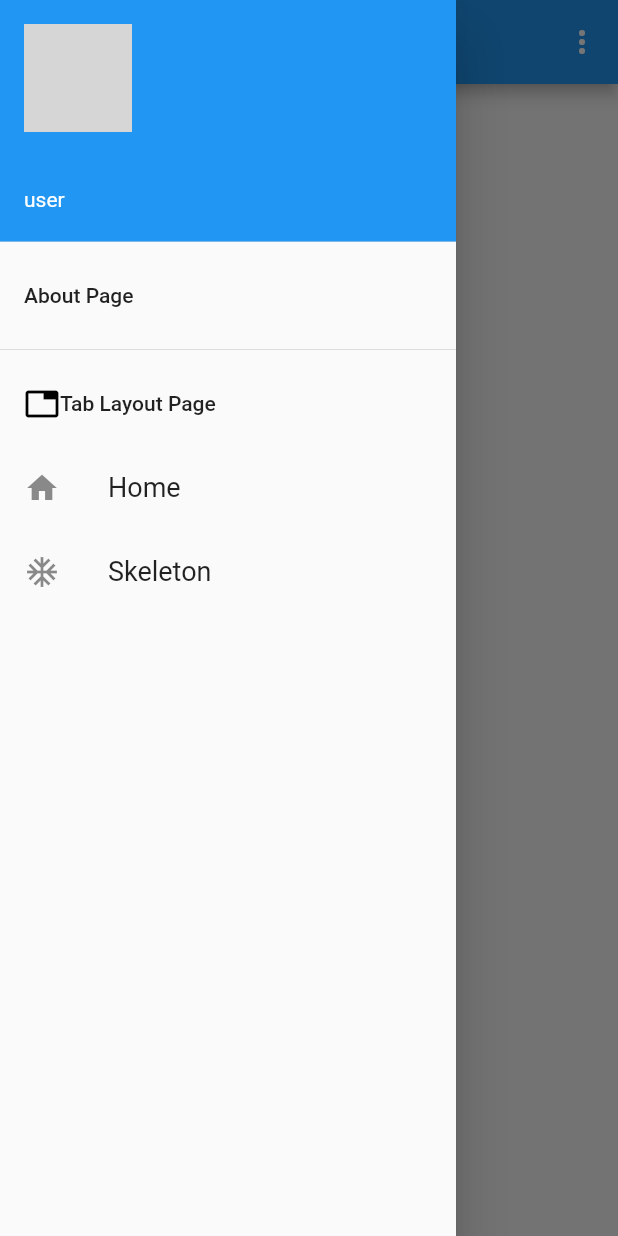
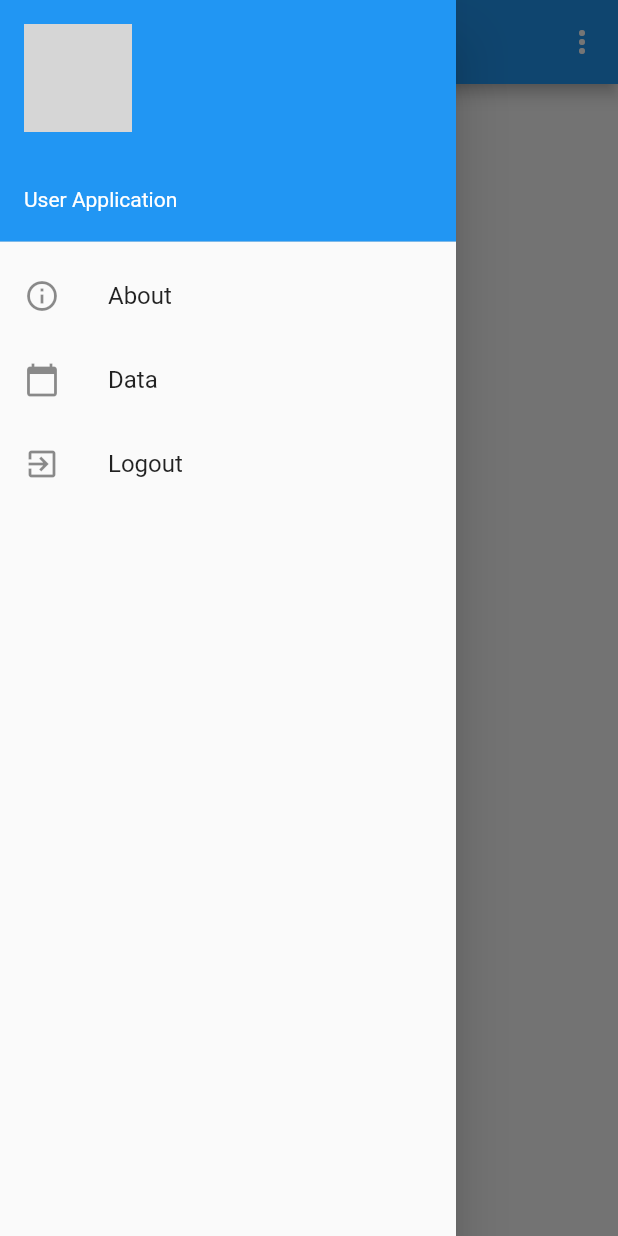
Before and after one commit to ichsanmust/flutter_template_project, a Flutter app: the HomePage screen opened directly, with the side drawer open, on a phone screen of 412 x 824 dp. Run offline on Flutter 3.47's test engine with Material 2 defaults, Android fonts, the phone set to English and light mode, and no system bars; our stand-ins replace device_info, fluttertoast, modal_progress_hud, shared_preferences, shimmer; accounts and stored records are empty; network calls fail; grey boxes are pictures that could not be loaded.

Commit message:
perbaiki struktur file

```diff
--- a/lib/components/helper.dart
+++ b/lib/components/helper.dart
@@ -133,14 +133,20 @@ class Helper {
   }
 
   // flashMessage
-  flashMessage(message) {
+  flashMessage(message, {type = ''}) {
+    var typeMessage ;
+    if(type == ''){
+      typeMessage = Style.Default.btnInfo();
+    }else{
+      typeMessage = type;
+    }
     if (message != '') {
       Fluttertoast.showToast(
           msg: message,
           toastLength: Toast.LENGTH_LONG,
           gravity: ToastGravity.BOTTOM,
 //          timeInSecForIos: 1,
-          backgroundColor: Style.Default.btnInfo(),
+          backgroundColor: typeMessage,
 //          textColor: Colors.white,
           fontSize: 12.0);
     }
--- a/lib/left_menu.dart
+++ /dev/null
@@ -1,108 +0,0 @@
-import 'package:flutter/material.dart';
-import 'dart:async';
-//import 'dart:convert';
-
-
-import 'package:flutter_template_project/components/helper.dart';
-import 'package:flutter_template_project/skeleton.dart';
-
-class LeftMenu extends StatefulWidget {
-  @override
-  _LeftMenuState createState() => _LeftMenuState();
-}
-
-class _LeftMenuState extends State<LeftMenu> {
-  final Helper helper = new Helper();
-  Future<Map> get sessionDataSource => helper.getSession();
-  var session = {};
-  var userid = '';
-
-  void getSession() async {
-    session = await sessionDataSource;
-    print(session);
-    //print(session['token']);
-    setState(() {
-      userid = session['userid'];
-    });
-  }
-
-  // inisiate
-  @override
-  void initState() {
-    super.initState();
-    getSession();
-  }
-
-  @override
-  Widget build(BuildContext context) {
-    return ListView(
-      children: <Widget>[
-        new UserAccountsDrawerHeader(
-          accountName: new Text(userid),
-          accountEmail: new Text('user'),
-          currentAccountPicture: new CircleAvatar(
-            backgroundImage: new NetworkImage(
-                'https://yt3.ggpht.com/-lT_W_kI0_FI/AAAAAAAAAAI/AAAAAAAABFY/-6jXTYtQ-rQ/s88-mo-c-c0xffffffff-rj-k-no/photo.jpg'),
-          ),
-        ),
-        new ListTile(
-          title: new Text('About Page'),
-          //contentPadding: EdgeInsets.fromLTRB(10, 0, 10, 0),
-//          onTap: () {
-//            Navigator.of(context).pop();
-//            Navigator.push(
-//                context,
-//                new MaterialPageRoute(
-//                    builder: (BuildContext context) => new AboutPage()));
-//          },
-        ),
-        new Divider(),
-        new ListTile(
-          //contentPadding: EdgeInsets.all(20.0),
-          title: Row(
-            //mainAxisAlignment: MainAxisAlignment.center,
-            children: <Widget>[
-              new IconTheme(
-                data: new IconThemeData(color: Colors.black),
-                child: new Icon(Icons.tab),
-              ),
-              new Text('Tab Layout Page'),
-            ],
-          ),
-          //subtitle: Text('f'),
-          //contentPadding: EdgeInsets.fromLTRB(10, 0, 10, 0),
-//          onTap: () {
-//            Navigator.of(context).pop();
-//            Navigator.push(
-//                context,
-//                new MaterialPageRoute(
-//                    builder: (BuildContext context) => new TabLayoutDemo()));
-//          },
-        ),
-        new ListTile(
-          leading: new Icon(Icons.home),
-          title: new Text(
-            'Home',
-            style: new TextStyle(fontSize: 18.0, fontWeight: FontWeight.w400),
-          ),
-          //selected: i == _selectedIndex,
-          //onTap: () => _onSelectItem(i),
-        ),
-        new ListTile(
-          leading: new Icon(Icons.ac_unit),
-          title: new Text(
-            'Skeleton',
-            style: new TextStyle(fontSize: 18.0, fontWeight: FontWeight.w400),
-          ),
-          onTap: () {
-            Navigator.of(context).pop();
-            Navigator.push(
-                context,
-                new MaterialPageRoute(
-                    builder: (BuildContext context) => new Skeleton()));
-          },
-        )
-      ],
-    );
-  }
-}
--- a/lib/models/logout_model.dart
+++ b/lib/models/logout_model.dart
@@ -22,7 +22,7 @@ class LogoutModel {
 //    return messages;
 //  }
 
-  static Future logout(authKey) async {
+  static Future apiLogout(authKey) async {
     var applicationToken = Helper.getApplicationToken();
     var url = Helper.baseUrlApi() + "?r=api/default/logout";
     var response = await http.post(url, headers: {
@@ -44,4 +44,12 @@ class LogoutModel {
       };
     }
   }
+
+  static Future logout(authKey) async {
+    var data = await apiLogout(authKey)
+        .timeout(Duration(seconds: 30), onTimeout: () {
+      print('30 seconds timed out');
+    }).catchError(print);
+    return data;
+  }
 }
--- /dev/null
+++ b/lib/views/left_menu.dart
@@ -0,0 +1,197 @@
+import 'package:flutter/material.dart';
+import 'package:modal_progress_hud/modal_progress_hud.dart';
+import 'dart:async';
+
+// component
+import 'package:flutter_template_project/components/helper.dart';
+// style
+import 'package:flutter_template_project/css/style.dart' as Style;
+//views
+import 'package:flutter_template_project/views/login_page.dart';
+import 'package:flutter_template_project/views/about_page.dart';
+import 'package:flutter_template_project/views/skeleton.dart';
+// models
+import 'package:flutter_template_project/models/logout_model.dart';
+
+class LeftMenu extends StatefulWidget {
+  @override
+  _LeftMenuState createState() => _LeftMenuState();
+}
+
+class _LeftMenuState extends State<LeftMenu> {
+  final Helper helper = new Helper();
+  Future<Map> get sessionDataSource => helper.getSession();
+  var session = {};
+  var username = '';
+  var imageUser =
+      'https://yt3.ggpht.com/-lT_W_kI0_FI/AAAAAAAAAAI/AAAAAAAABFY/-6jXTYtQ-rQ/s88-mo-c-c0xffffffff-rj-k-no/photo.jpg';
+  String message = '';
+  bool isLoading = false;
+
+  void getSession() async {
+    session = await sessionDataSource;
+    //print(session);
+    //print(session['token']);
+    setState(() {
+      session = session;
+      username = session['userid'];
+    });
+  }
+
+  // inisiate
+  @override
+  void initState() {
+    super.initState();
+    getSession();
+  }
+
+  // logout action
+  Future<List> _logout() async {
+    setState(() {
+      isLoading = true;
+      message = "";
+    });
+
+    await LogoutModel.logout(session['auth_key']).then((data) {
+      //print(data);
+      if (data != null) {
+        if (data['status'] == true) {
+          message = data['message'];
+          helper.logout();
+          Navigator.pop(
+              context); // untuk menghide screen saat ini // jika diperlukan
+          Navigator.push(
+              context,
+              new MaterialPageRoute(
+                  builder: (BuildContext context) => new LoginPage(
+                        title: 'Login',
+                        flashMessage: message,
+                      )));
+        } else {
+          if (data['code'] == 200) {
+            message = data['message'];
+          } else {
+            message = data['data']['message'];
+          }
+          //print(message);
+          helper.flashMessage(message, type: Style.Default.btnDanger());
+        }
+      } else {
+        message = 'system error (timeout)';
+        helper.flashMessage(message, type: Style.Default.btnDanger());
+      }
+    });
+
+    setState(() {
+      message = message;
+      isLoading = false;
+    });
+
+    //return _logout();
+    return null;
+  }
+  // logout action
+
+  Widget _buildBodyWidget() {
+    return ListView(
+      children: <Widget>[
+        new UserAccountsDrawerHeader(
+          accountName: new Text(username),
+          accountEmail: new Text('User Application'),
+          currentAccountPicture: new CircleAvatar(
+            backgroundImage: new NetworkImage(imageUser),
+          ),
+        ),
+        new ListTile(
+          leading: new Icon(Icons.info_outline),
+          title: new Text(
+            'About',
+            style: new TextStyle(fontSize: 16.0, fontWeight: FontWeight.w400),
+          ),
+          onTap: () {
+            Navigator.of(context).pop();
+            Navigator.push(
+                context,
+                new MaterialPageRoute(
+                    builder: (BuildContext context) => new AboutPage()));
+          },
+        ),
+        new ListTile(
+          leading: new Icon(Icons.calendar_today),
+          title: new Text(
+            'Data',
+            style: new TextStyle(fontSize: 16.0, fontWeight: FontWeight.w400),
+          ),
+          onTap: () {
+            Navigator.of(context).pop();
+            Navigator.push(
+                context,
+                new MaterialPageRoute(
+                    builder: (BuildContext context) => new Skeleton()));
+          },
+        ),
+        new ListTile(
+          leading: new Icon(Icons.exit_to_app),
+          title: new Text(
+            'Logout',
+            style: new TextStyle(fontSize: 16.0, fontWeight: FontWeight.w400),
+          ),
+          onTap: () {
+            this._logout();
+          },
+        ),
+//        new Divider(),
+//        new ListTile(
+//          //contentPadding: EdgeInsets.all(20.0),
+//          title: Row(
+//            //mainAxisAlignment: MainAxisAlignment.center,
+//            children: <Widget>[
+//              new IconTheme(
+//                data: new IconThemeData(color: Colors.black),
+//                child: new Icon(Icons.tab),
+//              ),
+//              new Text('Tab Layout Page'),
+//            ],
+//          ),
+//          //subtitle: Text('f'),
+//          //contentPadding: EdgeInsets.fromLTRB(10, 0, 10, 0),
+////          onTap: () {
+////            Navigator.of(context).pop();
+////            Navigator.push(
+////                context,
+////                new MaterialPageRoute(
+////                    builder: (BuildContext context) => new TabLayoutDemo()));
+////          },
+//        ),
+//        new ListTile(
+//          leading: new Icon(Icons.home),
+//          title: new Text(
+//            'Home',
+//            style: new TextStyle(fontSize: 18.0, fontWeight: FontWeight.w400),
+//          ),
+//          //selected: i == _selectedIndex,
+//          //onTap: () => _onSelectItem(i),
+//        ),
+//        new ListTile(
+//          leading: new Icon(Icons.ac_unit),
+//          title: new Text(
+//            'Skeleton',
+//            style: new TextStyle(fontSize: 18.0, fontWeight: FontWeight.w400),
+//          ),
+//          onTap: () {
+//            Navigator.of(context).pop();
+//            Navigator.push(
+//                context,
+//                new MaterialPageRoute(
+//                    builder: (BuildContext context) => new Skeleton()));
+//          },
+//        )
+      ],
+    );
+  }
+
+  @override
+  Widget build(BuildContext context) {
+    return ModalProgressHUD(child: _buildBodyWidget(), inAsyncCall: isLoading);
+  }
+}
--- a/lib/views/login_page.dart
+++ b/lib/views/login_page.dart
@@ -95,7 +95,7 @@ class _LoginPageState extends State<LoginPage> {
                 new MaterialPageRoute(
                     builder: (BuildContext context) => new HomePage(
                           title: 'Home',
-                          flashMessage: 'Successfully Login',
+                          flashMessage: data['message'],
                         )));
           } else {
             if (data['code'] == 200) {
@@ -156,7 +156,7 @@ class _LoginPageState extends State<LoginPage> {
                   decoration: new InputDecoration(
                     hintText: 'Username',
                     labelText: 'Enter your username',
-                    icon: Icon(Icons.person_outline),
+                    icon: Icon(Icons.person),
                     fillColor: Colors.white,
                   ),
                   validator: (value) {
--- a/lib/skeleton.dart
+++ b/lib/views/skeleton.dart
@@ -36,7 +36,7 @@ class Skeleton extends StatelessWidget {
                               highlightColor: Colors.white,
                               child: ListItem(index: -1)),
 
-                        //);
+                          //);
 //                        return ListView.builder(
 //                          itemCount: 10,
 //                          // Important code
```
Also changed, not shown: lib/views/about_page.dart (renamed from lib/about_page.dart, +7 -2 lines), lib/views/home_page.dart (+18 -63 lines), lib/views/right_menu.dart (added).
